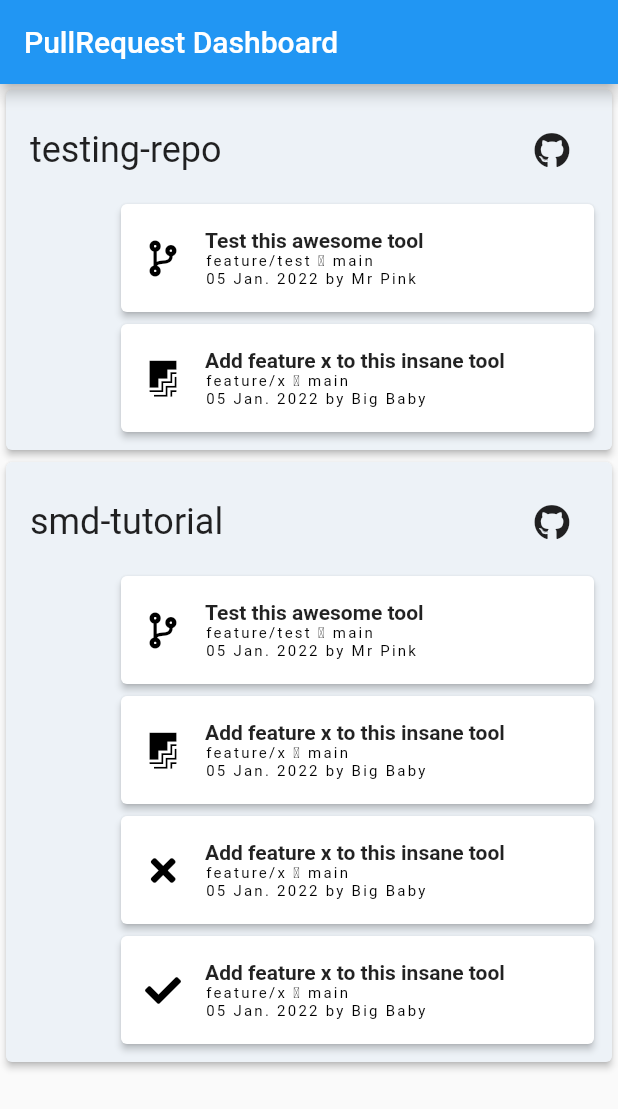
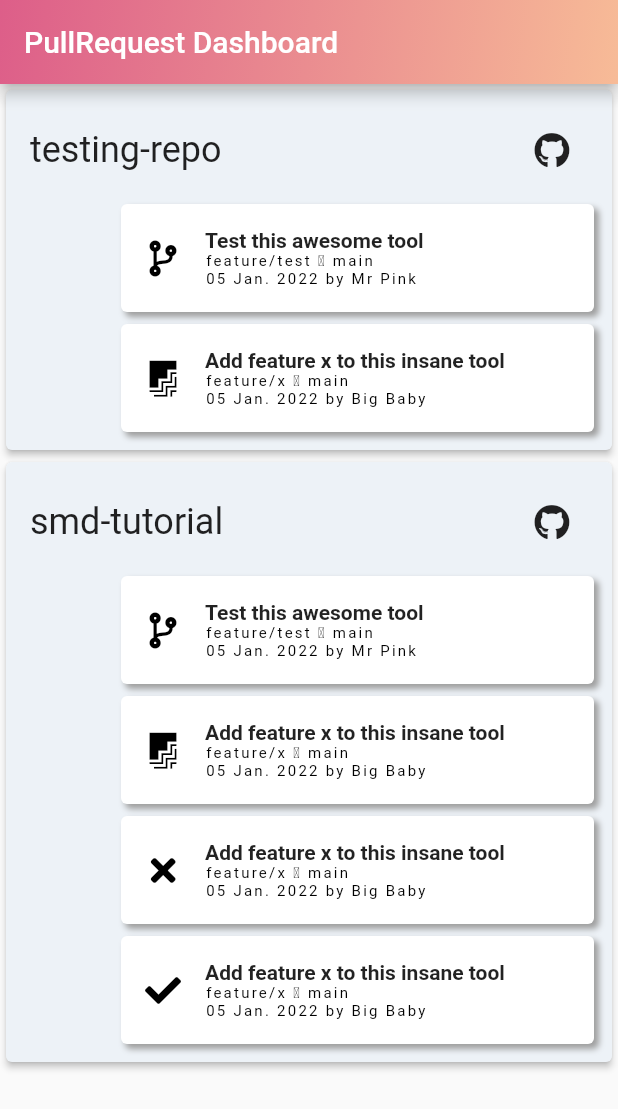
Before and after one commit to brumhard/primate, a Flutter app: the screen it shows after launch, on a phone screen of 412 x 824 dp. Shown: the top 1109 px of the screen. Run offline on Flutter 3.47's test engine with Material 2 defaults, Android fonts, the phone set to English and light mode, and no system bars; our stand-ins replace font_awesome_flutter; missing offline and left inert: grpc, protobuf; statements that could not run were skipped.

Commit message:
Add gradients appbar and onhover pr card
Signed-off-by: Tobias Brumhard <code@brumhard.com>

```diff
--- a/app/lib/main.dart
+++ b/app/lib/main.dart
@@ -38,6 +38,15 @@ class Home extends StatelessWidget {
     return Scaffold(
       appBar: AppBar(
         title: Text(title),
+        flexibleSpace: Container(
+          decoration: const BoxDecoration(
+            gradient: LinearGradient(
+              begin: Alignment.topLeft,
+              end: Alignment.bottomRight,
+              colors: [Color(0xFFdd5e89), Color(0xFFf7bb97)],
+            ),
+          ),
+        ),
       ),
       body: Center(
         child: ConstrainedBox(
--- a/app/lib/ui/pr_card.dart
+++ b/app/lib/ui/pr_card.dart
@@ -7,28 +7,58 @@ import 'package:intl/intl.dart';
 import 'package:url_launcher/url_launcher.dart';
 import 'package:crypto/crypto.dart';
 
-class PRCard extends StatelessWidget {
+class PRCard extends StatefulWidget {
   final PR pr;
   const PRCard({Key? key, required this.pr}) : super(key: key);
+
+  @override
+  State<PRCard> createState() => _PRCardState();
+}
+
+class _PRCardState extends State<PRCard> {
+  bool _hovered = false;
 
   @override
   Widget build(BuildContext context) {
     // TODO: use Link widget for correct context menu as soon as https://github.com/flutter/flutter/issues/91881 is closed
     return InkWell(
+      radius: 3,
       onTap: () async {
-        if (!await canLaunch(pr.url)) {
-          throw 'Could not launch ${pr.url}';
+        if (!await canLaunch(widget.pr.url)) {
+          throw 'Could not launch ${widget.pr.url}';
         }
-        await launch(pr.url);
+        await launch(widget.pr.url);
+      },
+      onHover: (sth) {
+        setState(() {
+          _hovered = sth;
+        });
       },
       borderRadius: BorderRadius.circular(4),
-      child: Card(
-        elevation: 2.0,
-        child: Padding(
-          padding: const EdgeInsets.all(8.0),
-          child: Row(
-              mainAxisAlignment: MainAxisAlignment.start,
-              children: cardContentForSize(context, pr)),
+      child: Padding(
+        padding: const EdgeInsets.all(4),
+        child: AnimatedContainer(
+          duration: const Duration(milliseconds: 10),
+          decoration: BoxDecoration(
+            boxShadow: const [
+              BoxShadow(color: Colors.grey, offset: Offset(3, 3), blurRadius: 3)
+            ],
+            borderRadius: BorderRadius.circular(4),
+            color: _hovered ? null : Colors.white,
+            gradient: _hovered
+                ? const LinearGradient(
+                    begin: Alignment.topLeft,
+                    end: Alignment.bottomRight,
+                    colors: [Color(0xFFdd5e89), Color(0xFFf7bb97)],
+                  )
+                : null,
+          ),
+          child: Padding(
+            padding: const EdgeInsets.all(8.0),
+            child: Row(
+                mainAxisAlignment: MainAxisAlignment.start,
+                children: cardContentForSize(context, widget.pr)),
+          ),
         ),
       ),
     );
```
